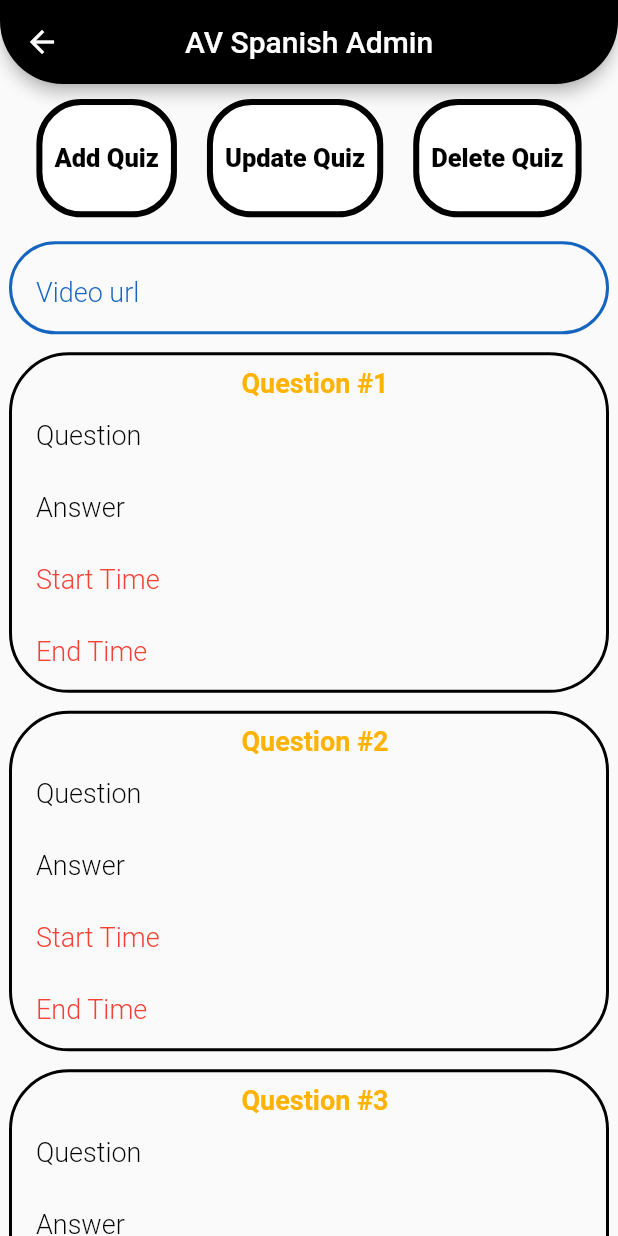
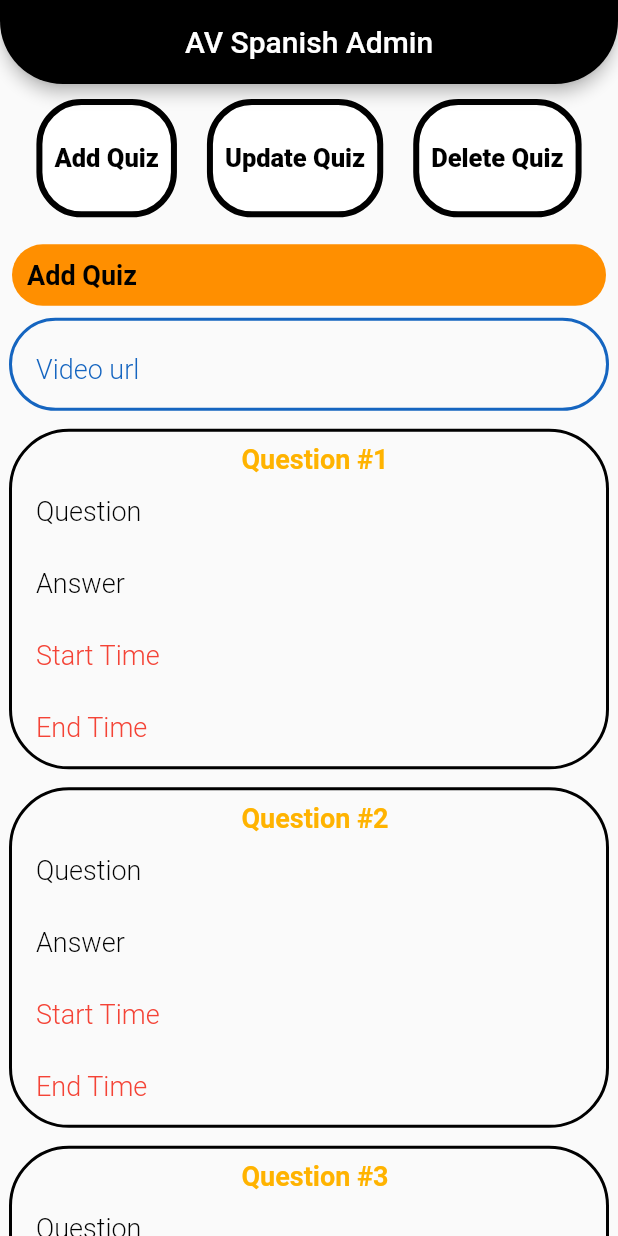
Before and after one commit to villegas-abva/admin.avspanish, a Flutter app: the HomePage screen opened directly, on a phone screen of 412 x 824 dp. Run offline on Flutter 3.47's test engine with Material 2 defaults, Android fonts, the phone set to English and light mode, and no system bars; our stand-ins replace cloud_firestore, firebase_core, google_fonts; accounts and stored records are empty.

Commit message:
commit 6
Working model.

```diff
--- a/lib/pages/quiz/add_quiz/add_quiz_tf_page.dart
+++ b/lib/pages/quiz/add_quiz/add_quiz_tf_page.dart
@@ -1,6 +1,9 @@
+import 'package:av_spanish/services/quiz_functions.dart';
+import 'package:av_spanish/widgets/quiz/add/add_quiz_button.dart';
 import 'package:av_spanish/widgets/quiz/add/containers/add_question_tf_cr_container.dart';
 import 'package:av_spanish/widgets/quiz/add/text_form_field/add_url_textform_field.dart';
 import 'package:flutter/material.dart';
+import 'package:provider/provider.dart';
 
 class AddQuizTFPage extends StatelessWidget {
   const AddQuizTFPage({Key? key}) : super(key: key);
@@ -11,6 +14,13 @@ class AddQuizTFPage extends StatelessWidget {
       child: Center(
         child: ListView(
           children: [
+            AddQuizButton(
+              text: 'Add Quiz',
+              onPress: () {
+                print('Add Quiz');
+                // Provider.of<QuizFunctions>(context, listen: false).addQuiz(question1, answer1, startTime1, endTime1, question2, answer2, startTime2, endTime2)();
+              },
+            ),
             AddUrlTextFormField(hint: 'Video url'),
             AddQuestionTFCRContainer(
               questionNumber: 'Question #1',
--- a/lib/services/quiz_functions.dart
+++ b/lib/services/quiz_functions.dart
@@ -12,18 +12,24 @@ class QuizFunctions extends ChangeNotifier {
 
   void addQuiz(String question1, answer1, startTime1, endTime1, question2,
       answer2, startTime2, endTime2) {
-    tfDocRefFinal.collection('Bob Esponja').doc().collection('question1').add({
+    tfDocRefFinal.collection('question1').add({
       'question': question1,
       'answer': answer1,
       'start time': startTime1,
       'end time': endTime1
     });
-    tfDocRefFinal.collection('Bob Esponja').doc().collection('question2').add({
+    tfDocRefFinal.collection('question2').add({
       'question': question2,
       'answer': answer2,
       'start time': startTime2,
       'end time': endTime2
     });
+    // tfDocRefFinal.collection('Bob Esponja').doc().collection('question2').add({
+    //   'question': question2,
+    //   'answer': answer2,
+    //   'start time': startTime2,
+    //   'end time': endTime2
+    // });
   }
 
   bool onCategoryPress(bool selected) {
--- /dev/null
+++ b/lib/widgets/quiz/add/add_quiz_button.dart
@@ -0,0 +1,34 @@
+import 'package:av_spanish/shared/constants/constants.dart';
+import 'package:flutter/material.dart';
+
+class AddQuizButton extends StatelessWidget {
+  final String text;
+  final GestureTapCallback onPress;
+  const AddQuizButton({Key? key, required this.text, required this.onPress})
+      : super(key: key);
+
+  @override
+  Widget build(BuildContext context) {
+    return Padding(
+      padding: const EdgeInsets.fromLTRB(8, 8, 8, 2),
+      child: Container(
+        padding: EdgeInsets.all(10),
+        decoration: BoxDecoration(
+          color: Colors.amber.shade800,
+          borderRadius: BorderRadius.circular(50),
+        ),
+        child: GestureDetector(
+          child: Text(
+            text,
+            style: Constants.kRegularText.copyWith(
+              fontWeight: FontWeight.bold,
+            ),
+          ),
+          onTap: () {
+            print('Quiz added');
+          },
+        ),
+      ),
+    );
+  }
+}
```
Also changed, not shown: lib/main.dart (+6 -2 lines), lib/my_text_form_field.dart (added, +13 -0 lines), lib/one_layer.dart (added, +25 -0 lines), lib/two_layers.dart (added, +39 -0 lines), lib/three_layers.dart (added).
